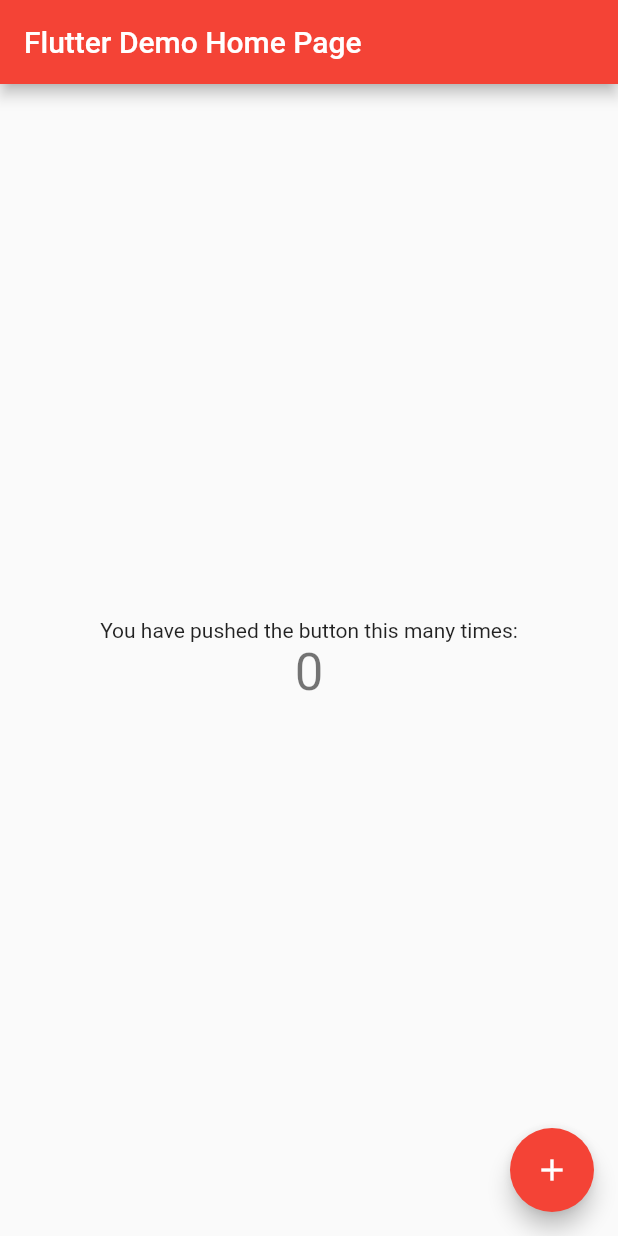
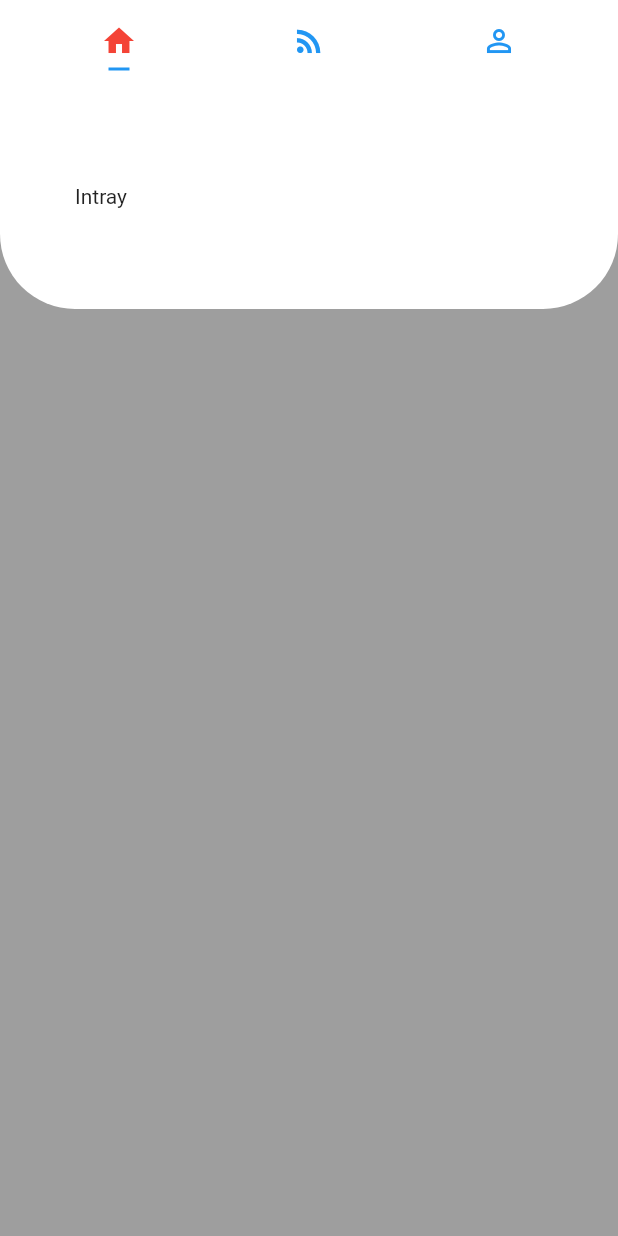
Before and after one commit to tajanthind/ToDo-App, a Flutter app: the screen it shows after launch, on a phone screen of 412 x 824 dp. Run offline on Flutter 3.47's test engine with Material 2 defaults, Android fonts, the phone set to English and light mode, and no system bars.

Commit message:
modified:   lib/main.dart 	.vscode/ 	android/.project 	android/.settings/ 	android/app/.classpath 	android/app/.project 	android/app/.settings/ 	lib/models/

```diff
--- a/lib/main.dart
+++ b/lib/main.dart
@@ -7,35 +7,18 @@ class MyApp extends StatelessWidget {
   @override
   Widget build(BuildContext context) {
     return MaterialApp(
-      title: 'Flutter Demo',
-      theme: ThemeData(
-        // This is the theme of your application.
-        //
-        // Try running your application with "flutter run". You'll see the
-        // application has a blue toolbar. Then, without quitting the app, try
-        // changing the primarySwatch below to Colors.green and then invoke
-        // "hot reload" (press "r" in the console where you ran "flutter run",
-        // or simply save your changes to "hot reload" in a Flutter IDE).
-        // Notice that the counter didn't reset back to zero; the application
-        // is not restarted.
-        primarySwatch: Colors.red,
-      ),
-      home: MyHomePage(title: 'Flutter Demo Home Page'),
+      home: MyHomePage(),
+      //title: 'Flutter Demo',
+      //theme: ThemeData(
+      //   primarySwatch: Colors.red,
+      // ),
+      //home: MyHomePage(title: 'Flutter Demo Home Page'),
     );
   }
 }
 
 class MyHomePage extends StatefulWidget {
   MyHomePage({Key key, this.title}) : super(key: key);
-
-  // This widget is the home page of your application. It is stateful, meaning
-  // that it has a State object (defined below) that contains fields that affect
-  // how it looks.
-
-  // This class is the configuration for the state. It holds the values (in this
-  // case the title) provided by the parent (in this case the App widget) and
-  // used by the build method of the State. Fields in a Widget subclass are
-  // always marked "final".
 
   final String title;
 
@@ -44,68 +27,76 @@ class MyHomePage extends StatefulWidget {
 }
 
 class _MyHomePageState extends State<MyHomePage> {
-  int _counter = 0;
-
-  void _incrementCounter() {
-    setState(() {
-      // This call to setState tells the Flutter framework that something has
-      // changed in this State, which causes it to rerun the build method below
-      // so that the display can reflect the updated values. If we changed
-      // _counter without calling setState(), then the build method would not be
-      // called again, and so nothing would appear to happen.
-      _counter++;
-    });
-  }
-
   @override
   Widget build(BuildContext context) {
-    // This method is rerun every time setState is called, for instance as done
-    // by the _incrementCounter method above.
-    //
-    // The Flutter framework has been optimized to make rerunning build methods
-    // fast, so that you can just rebuild anything that needs updating rather
-    // than having to individually change instances of widgets.
-    return Scaffold(
-      appBar: AppBar(
-        // Here we take the value from the MyHomePage object that was created by
-        // the App.build method, and use it to set our appbar title.
-        title: Text(widget.title),
-      ),
-      body: Center(
-        // Center is a layout widget. It takes a single child and positions it
-        // in the middle of the parent.
-        child: Column(
-          // Column is also a layout widget. It takes a list of children and
-          // arranges them vertically. By default, it sizes itself to fit its
-          // children horizontally, and tries to be as tall as its parent.
-          //
-          // Invoke "debug painting" (press "p" in the console, choose the
-          // "Toggle Debug Paint" action from the Flutter Inspector in Android
-          // Studio, or the "Toggle Debug Paint" command in Visual Studio Code)
-          // to see the wireframe for each widget.
-          //
-          // Column has various properties to control how it sizes itself and
-          // how it positions its children. Here we use mainAxisAlignment to
-          // center the children vertically; the main axis here is the vertical
-          // axis because Columns are vertical (the cross axis would be
-          // horizontal).
-          mainAxisAlignment: MainAxisAlignment.center,
-          children: <Widget>[
-            Text(
-              'You have pushed the button this many times:',
+    return MaterialApp(
+      //color: Colors.yellow,
+      home: DefaultTabController(
+        length: 3,
+        child: new Scaffold(
+          body: Container(
+            child: Stack(
+              children: <Widget>[
+                TabBarView(
+                  children: [
+                    new Container(
+                      color: Colors.grey,
+                    ),
+                    new Container(
+                      color: Colors.orange,
+                    ),
+                    new Container(
+                      color: Colors.lightGreen,
+                    ),
+                  ],
+                ),
+                Container(
+                  padding: EdgeInsets.only(
+                    left: 50
+                  ),
+                  height: 150,
+                  decoration: BoxDecoration(
+                    borderRadius: BorderRadius.only(
+                        bottomLeft: Radius.circular(50),
+                        bottomRight: Radius.circular(50)),
+                    color: Colors.white,
+                  ),
+                  child: Row(
+                    mainAxisAlignment: MainAxisAlignment.spaceBetween,
+                    children: <Widget>[
+                      Text("Intray"),
+                      Container(
+
+                      ),
+                    ],
+                  ),
+                )
+              ],
             ),
-            Text(
-              '$_counter',
-              style: Theme.of(context).textTheme.display1,
+          ),
+          appBar: AppBar(
+            elevation: 0,
+            title: new TabBar(
+              tabs: [
+                Tab(
+                  icon: new Icon(Icons.home),
+                ),
+                Tab(
+                  icon: new Icon(Icons.rss_feed),
+                ),
+                Tab(
+                  icon: new Icon(Icons.perm_identity),
+                ),
+              ],
+              labelColor: Colors.red,
+              unselectedLabelColor: Colors.blue,
+              indicatorSize: TabBarIndicatorSize.label,
+              indicatorPadding: EdgeInsets.all(5.0),
             ),
-          ],
+            backgroundColor: Colors.white,
+          ),
         ),
       ),
-      floatingActionButton: FloatingActionButton(
-        onPressed: _incrementCounter,
-        tooltip: 'Increment',
-        child: Icon(Icons.add),
-      ), // This trailing comma makes auto-formatting nicer for build methods.
     );
   }
 }
```
